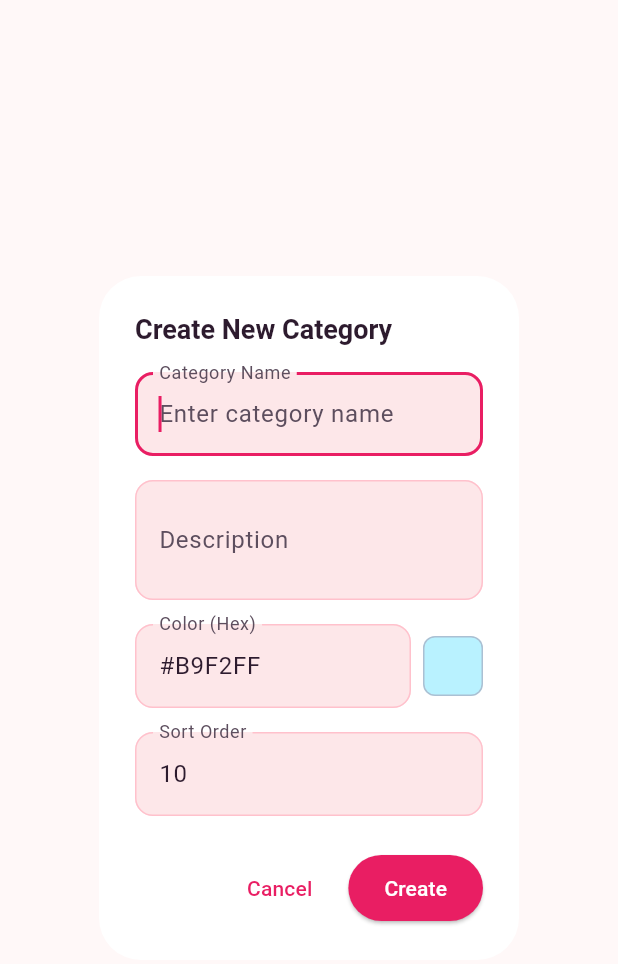
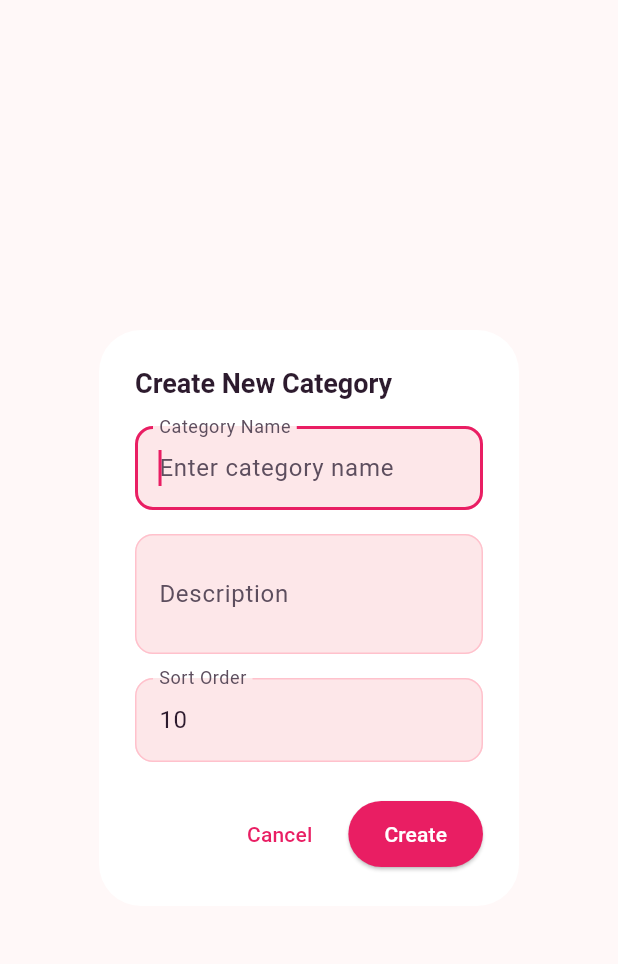
Before and after one commit to illukinati/ticketing-app, a Flutter app: the CreateCategoryDialog widget shown alone on an empty page, opened directly, on a phone screen of 412 x 824 dp. Shown: the top 964 px of the screen. Run offline on Flutter 3.47's test engine with Material 3 defaults, Android fonts, the phone set to English and light mode, and no system bars; our stand-ins replace dio, flutter_dotenv, flutter_riverpod, fpdart, freezed_annotation, go_router and 1 more; missing offline and left inert: mobile_scanner; accounts and stored records are empty; network calls fail.

Commit message:
Refactor: Remove color property from Category
This commit removes the `color` property from the `Category` entity and related classes and widgets.

Key changes:
- Removed `color` parameter from `createCategory` and `updateCategory` methods in:
    - `CategoryRepository` (domain)
    - `CategoryRepositoryImpl` (infrastructure)
    - `CategoryRemoteDataSource` and `CategoryRemoteDataSourceImpl` (infrastructure)
    - `CategoryNotifier` (application)
- Removed `color` field and related UI (TextField, color preview) from:
    - `CreateCategoryDialog`
    - `EditCategoryDialog`
- Updated `AppBar` theming:
    - Set default `iconTheme` and `actionsIconTheme` in `AppTheme`.
    - Overrode `foregroundColor`, `iconTheme`, and `actionsIconTheme` in `AppBar` instances within `CategoryListScreen`, `PhaseListScreen`, `PurchasedTicketsPage`, `ShowDetailPage`, and `ShowListPage` for consistency with theme colors.
- Removed unused back button from `PurchasedTicketsPage`.
- Refined ticket filtering logic in `PurchasedTicketsPage` to first exclude cancelled, expired, and failed tickets before applying user-selected status filters.

```diff
--- a/lib/application/category/category_notifier.dart
+++ b/lib/application/category/category_notifier.dart
@@ -24,7 +24,6 @@ class CategoryNotifier extends StateNotifier<AsyncState<List<CategoryEntity>>> {
   Future<Either<Failure, CategoryEntity>> createCategory({
     required String name,
     required String description,
-    required String color,
     required int sortOrder,
   }) async {
     if (name.trim().isEmpty) {
@@ -39,12 +38,6 @@ class CategoryNotifier extends StateNotifier<AsyncState<List<CategoryEntity>>> {
       );
     }
 
-    if (color.trim().isEmpty) {
-      return const Left(
-        ValidationFailure(message: 'Category color cannot be empty'),
-      );
-    }
-
     if (sortOrder < 0) {
       return const Left(
         ValidationFailure(message: 'Sort order must be a positive number'),
@@ -54,7 +47,6 @@ class CategoryNotifier extends StateNotifier<AsyncState<List<CategoryEntity>>> {
     final result = await _repository.createCategory(
       name: name.trim(),
       description: description.trim(),
-      color: color.trim(),
       sortOrder: sortOrder,
     );
 
@@ -68,7 +60,6 @@ class CategoryNotifier extends StateNotifier<AsyncState<List<CategoryEntity>>> {
     required int id,
     required String name,
     required String description,
-    required String color,
     required int sortOrder,
   }) async {
     if (name.trim().isEmpty) {
@@ -83,12 +74,6 @@ class CategoryNotifier extends StateNotifier<AsyncState<List<CategoryEntity>>> {
       );
     }
 
-    if (color.trim().isEmpty) {
-      return const Left(
-        ValidationFailure(message: 'Category color cannot be empty'),
-      );
-    }
-
     if (sortOrder < 0) {
       return const Left(
         ValidationFailure(message: 'Sort order must be a positive number'),
@@ -99,7 +84,6 @@ class CategoryNotifier extends StateNotifier<AsyncState<List<CategoryEntity>>> {
       id: id,
       name: name.trim(),
       description: description.trim(),
-      color: color.trim(),
       sortOrder: sortOrder,
     );
 
--- a/lib/domain/repositories/category_repository.dart
+++ b/lib/domain/repositories/category_repository.dart
@@ -7,7 +7,6 @@ abstract class CategoryRepository {
   Future<Either<Failure, CategoryEntity>> createCategory({
     required String name,
     required String description,
-    required String color,
     required int sortOrder,
   });
 
@@ -20,7 +19,6 @@ abstract class CategoryRepository {
     required int id,
     required String name,
     required String description,
-    required String color,
     required int sortOrder,
   });
 
--- a/lib/infrastructure/data_source/category_remote_data_source.dart
+++ b/lib/infrastructure/data_source/category_remote_data_source.dart
@@ -10,14 +10,12 @@ abstract class CategoryRemoteDataSource {
   Future<CategoryModel> createCategory({
     required String name,
     required String description,
-    required String color,
     required int sortOrder,
   });
   Future<CategoryModel> updateCategory({
     required int id,
     required String name,
     required String description,
-    required String color,
     required int sortOrder,
   });
   Future<void> deleteCategory(int id);
@@ -82,14 +80,12 @@ class CategoryRemoteDataSourceImpl implements CategoryRemoteDataSource {
   Future<CategoryModel> createCategory({
     required String name,
     required String description,
-    required String color,
     required int sortOrder,
   }) async {
     try {
       final data = {
         'name': name,
         'description': description,
-        'color': color,
         'sort_order': sortOrder,
       };
 
@@ -115,14 +111,12 @@ class CategoryRemoteDataSourceImpl implements CategoryRemoteDataSource {
     required int id,
     required String name,
     required String description,
-    required String color,
     required int sortOrder,
   }) async {
     try {
       final data = {
         'name': name,
         'description': description,
-        'color': color,
         'sort_order': sortOrder,
       };
 
--- a/lib/infrastructure/repositories_impl/category_repository_impl.dart
+++ b/lib/infrastructure/repositories_impl/category_repository_impl.dart
@@ -15,14 +15,12 @@ class CategoryRepositoryImpl implements CategoryRepository {
   Future<Either<Failure, CategoryEntity>> createCategory({
     required String name,
     required String description,
-    required String color,
     required int sortOrder,
   }) async {
     try {
       final categoryModel = await remoteDataSource.createCategory(
         name: name,
         description: description,
-        color: color,
         sortOrder: sortOrder,
       );
       return Right(categoryModel.toEntity());
@@ -69,7 +67,6 @@ class CategoryRepositoryImpl implements CategoryRepository {
     required int id,
     required String name,
     required String description,
-    required String color,
     required int sortOrder,
   }) async {
     try {
@@ -77,7 +74,6 @@ class CategoryRepositoryImpl implements CategoryRepository {
         id: id,
         name: name,
         description: description,
-        color: color,
         sortOrder: sortOrder,
       );
       return Right(categoryModel.toEntity());
--- a/lib/presentation/core/theme.dart
+++ b/lib/presentation/core/theme.dart
@@ -46,6 +46,8 @@ class ValentineTheme {
         foregroundColor: lightText,
         elevation: 0,
         centerTitle: true,
+        iconTheme: IconThemeData(color: lightText),
+        actionsIconTheme: IconThemeData(color: lightText),
       ),
       elevatedButtonTheme: ElevatedButtonThemeData(
         style: ElevatedButton.styleFrom(
@@ -223,6 +225,8 @@ class ValentineTheme {
         foregroundColor: lightText,
         elevation: 0,
         centerTitle: true,
+        iconTheme: IconThemeData(color: lightText),
+        actionsIconTheme: IconThemeData(color: lightText),
       ),
       elevatedButtonTheme: ElevatedButtonThemeData(
         style: ElevatedButton.styleFrom(
--- a/lib/presentation/screens/category_list_screen.dart
+++ b/lib/presentation/screens/category_list_screen.dart
@@ -43,6 +43,9 @@ class _CategoryListPageState extends ConsumerState<CategoryListScreen> {
           ),
         ),
         backgroundColor: colorScheme.surface,
+        foregroundColor: colorScheme.onSurface,
+        iconTheme: IconThemeData(color: colorScheme.onSurface),
+        actionsIconTheme: IconThemeData(color: colorScheme.secondary),
         elevation: 0,
         actions: [
           IconButton(
--- a/lib/presentation/screens/phase_list_screen.dart
+++ b/lib/presentation/screens/phase_list_screen.dart
@@ -44,6 +44,9 @@ class _PhaseListPageState extends ConsumerState<PhaseListScreen> {
           ),
         ),
         backgroundColor: colorScheme.surface,
+        foregroundColor: colorScheme.onSurface,
+        iconTheme: IconThemeData(color: colorScheme.onSurface),
+        actionsIconTheme: IconThemeData(color: colorScheme.primary),
         elevation: 0,
         actions: [
           IconButton(
--- a/lib/presentation/screens/show_detail_page.dart
+++ b/lib/presentation/screens/show_detail_page.dart
@@ -55,6 +55,9 @@ class _ShowDetailPageState extends ConsumerState<ShowDetailPage> {
           ),
         ),
         backgroundColor: colorScheme.surface,
+        foregroundColor: colorScheme.onSurface,
+        iconTheme: IconThemeData(color: colorScheme.onSurface),
+        actionsIconTheme: IconThemeData(color: colorScheme.primary),
         elevation: 0,
         actions: [
           IconButton(
--- a/lib/presentation/screens/show_list_page.dart
+++ b/lib/presentation/screens/show_list_page.dart
@@ -45,6 +45,9 @@ class _ShowListPageState extends ConsumerState<ShowListPage> {
           ),
         ),
         backgroundColor: colorScheme.surface,
+        foregroundColor: colorScheme.onSurface,
+        iconTheme: IconThemeData(color: colorScheme.onSurface),
+        actionsIconTheme: IconThemeData(color: colorScheme.primary),
         elevation: 0,
         automaticallyImplyLeading: false,
         actions: [
--- a/lib/presentation/widgets/category/create_category_dialog.dart
+++ b/lib/presentation/widgets/category/create_category_dialog.dart
@@ -13,14 +13,12 @@ class CreateCategoryDialog extends ConsumerStatefulWidget {
 class _CreateCategoryDialogState extends ConsumerState<CreateCategoryDialog> {
   final _nameController = TextEditingController();
   final _descriptionController = TextEditingController();
-  final _colorController = TextEditingController(text: '#B9F2FF');
   final _sortOrderController = TextEditingController(text: '10');
 
   @override
   void dispose() {
     _nameController.dispose();
     _descriptionController.dispose();
-    _colorController.dispose();
     _sortOrderController.dispose();
     super.dispose();
   }
@@ -51,34 +49,6 @@ class _CreateCategoryDialogState extends ConsumerState<CreateCategoryDialog> {
               maxLines: 2,
             ),
             const SizedBox(height: 16),
-            Row(
-              children: [
-                Expanded(
-                  flex: 2,
-                  child: TextField(
-                    controller: _colorController,
-                    decoration: const InputDecoration(
-                      labelText: 'Color (Hex)',
-                      hintText: '#B9F2FF',
-                    ),
-                  ),
-                ),
-                const SizedBox(width: 8),
-                Container(
-                  width: 40,
-                  height: 40,
-                  decoration: BoxDecoration(
-                    color: _parseColor(_colorController.text),
-                    borderRadius: BorderRadius.circular(8),
-                    border: Border.all(
-                      color: Theme.of(context).colorScheme.outline.withValues(alpha: 0.3),
-                      width: 1,
-                    ),
-                  ),
-                ),
-              ],
-            ),
-            const SizedBox(height: 16),
             TextField(
               controller: _sortOrderController,
               decoration: const InputDecoration(
@@ -98,8 +68,7 @@ class _CreateCategoryDialogState extends ConsumerState<CreateCategoryDialog> {
         ElevatedButton(
           onPressed: () async {
             if (_nameController.text.trim().isNotEmpty &&
-                _descriptionController.text.trim().isNotEmpty &&
-                _colorController.text.trim().isNotEmpty) {
+                _descriptionController.text.trim().isNotEmpty) {
               final sortOrder = int.tryParse(_sortOrderController.text) ?? 10;
 
               final result = await ref
@@ -107,7 +76,6 @@ class _CreateCategoryDialogState extends ConsumerState<CreateCategoryDialog> {
                   .createCategory(
                     name: _nameController.text.trim(),
                     description: _descriptionController.text.trim(),
-                    color: _colorController.text.trim(),
                     sortOrder: sortOrder,
                   );
 
@@ -139,15 +107,4 @@ class _CreateCategoryDialogState extends ConsumerState<CreateCategoryDialog> {
     );
   }
 
-  Color _parseColor(String colorHex) {
-    try {
-      String hex = colorHex.replaceAll('#', '');
-      if (hex.length == 6) {
-        hex = 'FF$hex';
-      }
-      return Color(int.parse(hex, radix: 16));
-    } catch (e) {
-      return Colors.grey;
-    }
-  }
 }
--- a/lib/presentation/widgets/category/edit_category_dialog.dart
+++ b/lib/presentation/widgets/category/edit_category_dialog.dart
@@ -19,7 +19,6 @@ class EditCategoryDialog extends ConsumerStatefulWidget {
 class _EditCategoryDialogState extends ConsumerState<EditCategoryDialog> {
   late final TextEditingController _nameController;
   late final TextEditingController _descriptionController;
-  late final TextEditingController _colorController;
   late final TextEditingController _sortOrderController;
 
   @override
@@ -27,7 +26,6 @@ class _EditCategoryDialogState extends ConsumerState<EditCategoryDialog> {
     super.initState();
     _nameController = TextEditingController(text: widget.category.name);
     _descriptionController = TextEditingController(text: widget.category.description);
-    _colorController = TextEditingController(text: widget.category.color);
     _sortOrderController = TextEditingController(text: widget.category.sortOrder.toString());
   }
 
@@ -35,7 +33,6 @@ class _EditCategoryDialogState extends ConsumerState<EditCategoryDialog> {
   void dispose() {
     _nameController.dispose();
     _descriptionController.dispose();
-    _colorController.dispose();
     _sortOrderController.dispose();
     super.dispose();
   }
@@ -64,33 +61,6 @@ class _EditCategoryDialogState extends ConsumerState<EditCategoryDialog> {
               maxLines: 2,
             ),
             const SizedBox(height: 16),
-            Row(
-              children: [
-                Expanded(
-                  flex: 2,
-                  child: TextField(
-                    controller: _colorController,
-                    decoration: const InputDecoration(
-                      labelText: 'Color (Hex)',
-                    ),
-                  ),
-                ),
-                const SizedBox(width: 8),
-                Container(
-                  width: 40,
-                  height: 40,
-                  decoration: BoxDecoration(
-                    color: _parseColor(_colorController.text),
-                    borderRadius: BorderRadius.circular(8),
-                    border: Border.all(
-                      color: Theme.of(context).colorScheme.outline.withValues(alpha: 0.3),
-                      width: 1,
-                    ),
-                  ),
-                ),
-              ],
-            ),
-            const SizedBox(height: 16),
             TextField(
               controller: _sortOrderController,
               decoration: const InputDecoration(
@@ -109,8 +79,7 @@ class _EditCategoryDialogState extends ConsumerState<EditCategoryDialog> {
         ElevatedButton(
           onPressed: () async {
             if (_nameController.text.trim().isNotEmpty &&
-                _descriptionController.text.trim().isNotEmpty &&
-                _colorController.text.trim().isNotEmpty) {
+                _descriptionController.text.trim().isNotEmpty) {
               final sortOrder = int.tryParse(_sortOrderController.text) ?? widget.category.sortOrder;
 
               final result = await ref
@@ -119,7 +88,6 @@ class _EditCategoryDialogState extends ConsumerState<EditCategoryDialog> {
                     id: widget.category.id,
                     name: _nameController.text.trim(),
                     description: _descriptionController.text.trim(),
-                    color: _colorController.text.trim(),
                     sortOrder: sortOrder,
                   );
 
@@ -151,15 +119,4 @@ class _EditCategoryDialogState extends ConsumerState<EditCategoryDialog> {
     );
   }
 
-  Color _parseColor(String colorHex) {
-    try {
-      String hex = colorHex.replaceAll('#', '');
-      if (hex.length == 6) {
-        hex = 'FF$hex';
-      }
-      return Color(int.parse(hex, radix: 16));
-    } catch (e) {
-      return Colors.grey;
-    }
-  }
 }
```
Also changed, not shown: lib/presentation/screens/purchased_tickets_page.dart (+43 -23 lines).
